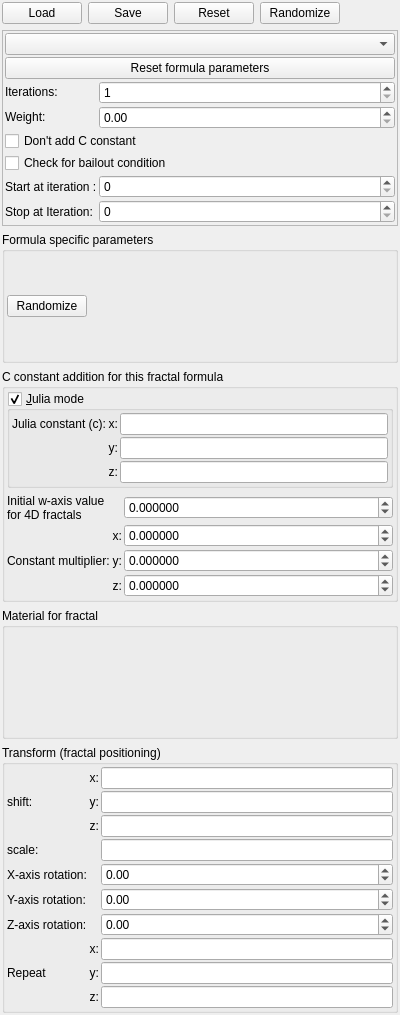
Old version of the form mandelbulber2/qt/tab_fractal.ui in the repository buddhi1980/mandelbulber2.
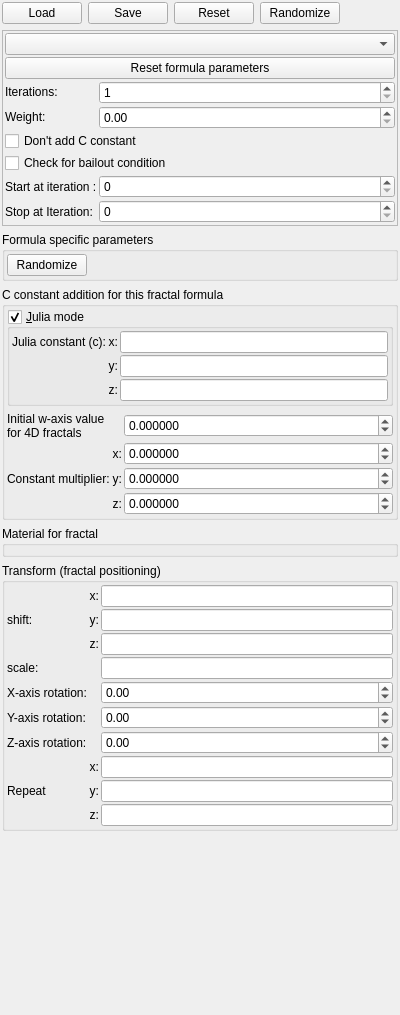
New version of the form. Custom widgets are drawn as their Qt base class.

Commit message: Updated new OpenCL fractal formulas Changed to not convert to mad and native_divide - it is already automatically generated by OpenCL compiler when -fast-relaxed-math is used. This change improves readability of OpenCL code withot any impact on rendering speed.

What changed in the file:
```diff
--- a/mandelbulber2/qt/tab_fractal.ui
+++ b/mandelbulber2/qt/tab_fractal.ui
@@ -1029,6 +1029,19 @@
      </layout>
     </widget>
    </item>
+   <item>
+    <spacer name="verticalSpacer">
+     <property name="orientation">
+      <enum>Qt::Vertical</enum>
+     </property>
+     <property name="sizeHint" stdset="0">
+      <size>
+       <width>20</width>
+       <height>40</height>
+      </size>
+     </property>
+    </spacer>
+   </item>
   </layout>
  </widget>
  <customwidgets>
```
The commit also changes 344 other files.
